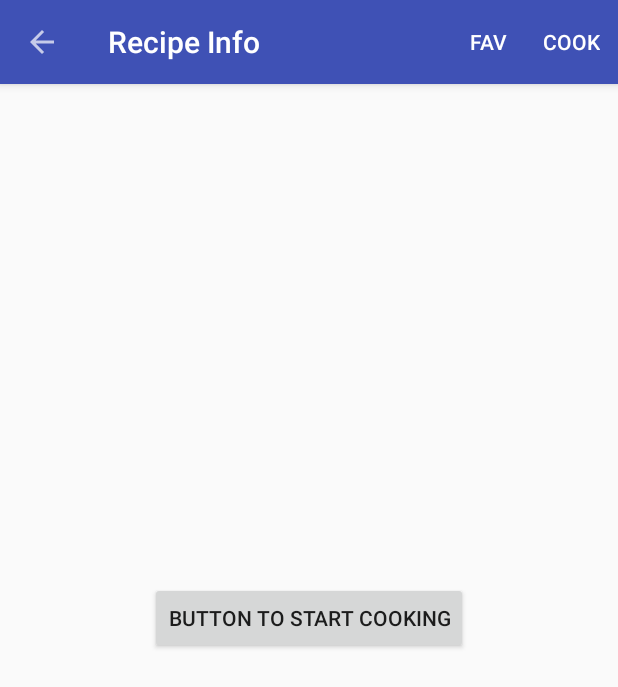
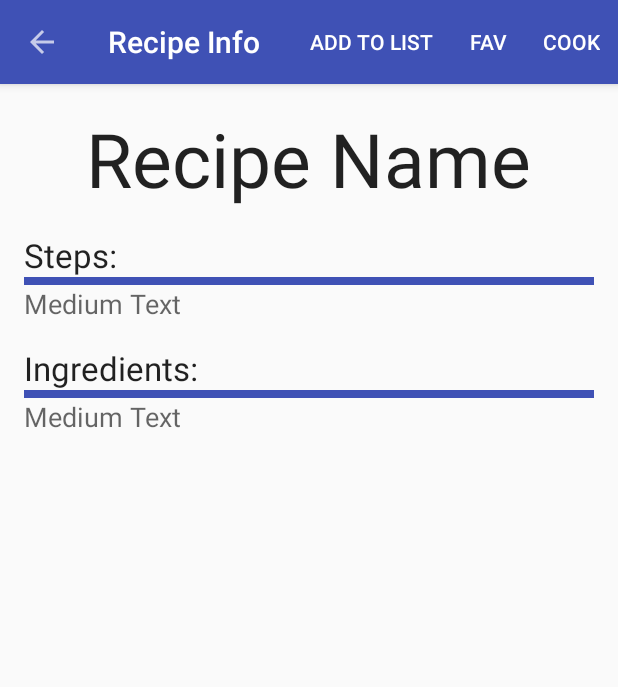
Before and after one commit to shawndur/MealDesigner, an Android app: the RecipeInfo screen opened directly, with no data from a screen before it, on a phone screen of 412 x 824 dp. Shown: the top 687 px of the screen. Run offline under Robolectric (Android 15) with nearby library versions, the light colour scheme and no system bars.

Commit message:
Created layout for recipe info and its menu

```diff
--- a/app/src/main/res/layout/activity_recipe_info.xml
+++ b/app/src/main/res/layout/activity_recipe_info.xml
@@ -1,18 +1,76 @@
 <?xml version="1.0" encoding="utf-8"?>
-<RelativeLayout xmlns:android="http://schemas.android.com/apk/res/android"
+<LinearLayout xmlns:android="http://schemas.android.com/apk/res/android"
     xmlns:tools="http://schemas.android.com/tools"
     android:layout_width="match_parent"
     android:layout_height="match_parent"
+    android:orientation="vertical"
     tools:context="letseat.mealdesigner.recipeinfo.RecipeInfo">
 
     <include layout="@layout/app_bar_main"/>
 
-    <Button
-        android:layout_width="wrap_content"
-        android:layout_height="wrap_content"
-        android:text="Button to start cooking"
-        android:onClick="startCooking"
-        android:layout_centerVertical="true"
-        android:layout_centerHorizontal="true" />
+    <ScrollView
+        android:layout_width="match_parent"
+        android:layout_height="match_parent"
+        android:id="@+id/scrollView2">
 
-</RelativeLayout>
+        <LinearLayout
+            android:orientation="vertical"
+            android:layout_width="match_parent"
+            android:layout_height="wrap_content"
+            android:layout_margin="@dimen/activity_vertical_margin">
+
+            <TextView
+                android:layout_width="wrap_content"
+                android:layout_height="wrap_content"
+                android:layout_gravity="center"
+                android:textAppearance="?android:attr/textAppearanceLarge"
+                android:text="Recipe Name"
+                android:id="@+id/recipe_name_text"
+                android:textSize="50sp"/>
+
+
+            <TextView
+                android:layout_width="wrap_content"
+                android:layout_height="wrap_content"
+                android:textAppearance="?android:attr/textAppearanceLarge"
+                android:text="Steps:"
+                android:layout_marginTop="@dimen/activity_vertical_margin"/>
+
+            <View
+                android:layout_width="match_parent"
+                android:layout_height="5dp"
+                android:background="@color/colorPrimary"/>
+
+
+            <TextView
+                android:layout_width="wrap_content"
+                android:layout_height="wrap_content"
+                android:textAppearance="?android:attr/textAppearanceMedium"
+                android:text="Medium Text"
+                android:id="@+id/recipe_steps_text" />
+
+            <TextView
+                android:layout_width="wrap_content"
+                android:layout_height="wrap_content"
+                android:textAppearance="?android:attr/textAppearanceLarge"
+                android:text="Ingredients:"
+                android:layout_marginTop="@dimen/activity_vertical_margin"/>
+
+            <View
+                android:layout_width="match_parent"
+                android:layout_height="5dp"
+                android:background="@color/colorPrimary"/>
+
+            <TextView
+                android:layout_width="wrap_content"
+                android:layout_height="wrap_content"
+                android:textAppearance="?android:attr/textAppearanceMedium"
+                android:text="Medium Text"
+                android:id="@+id/recipe_ingredients_text" />
+
+
+        </LinearLayout>
+    </ScrollView>
+
+
+</LinearLayout>
--- a/app/src/main/res/menu/toolbar_recipeinfo.xml
+++ b/app/src/main/res/menu/toolbar_recipeinfo.xml
@@ -9,4 +9,8 @@
         android:title="fav"
         android:orderInCategory="5"
         app:showAsAction="ifRoom" />
+    <item android:id="@+id/toolbar_list"
+        android:title="add to list"
+        android:orderInCategory="2"
+        app:showAsAction="ifRoom" />
 </menu>
```
